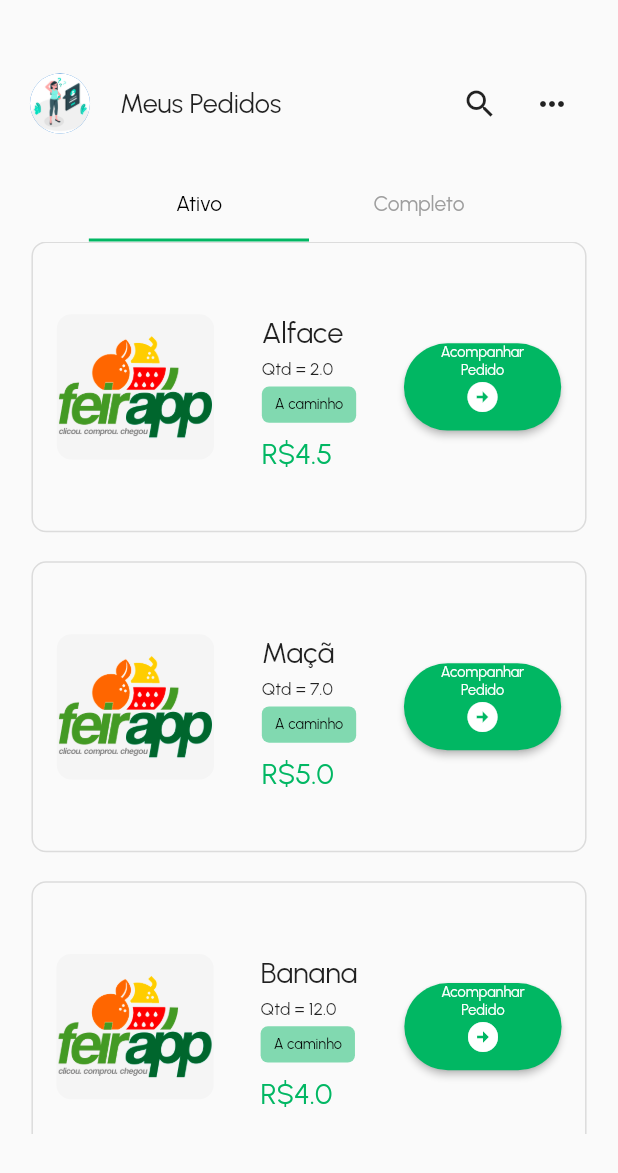
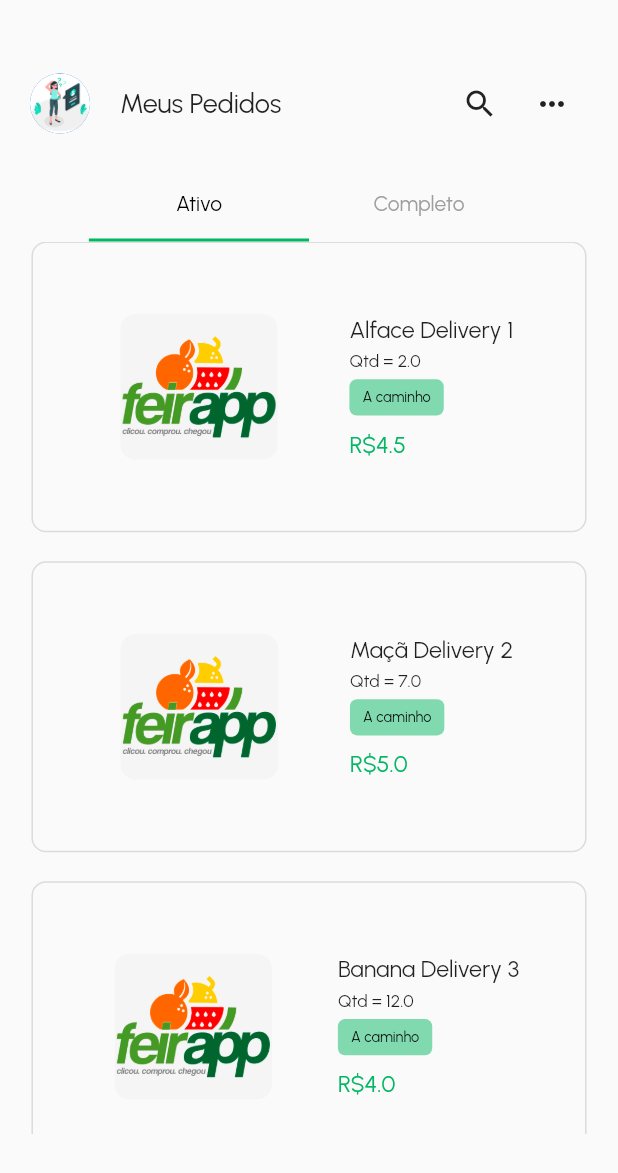
Before and after one commit to FeirAppGroup/FeirApp, a Flutter app: the OrdersScreen screen opened by its route, on a phone screen of 412 x 824 dp. Shown: the top 1173 px of the screen. Run offline on Flutter 3.47's test engine with Material 2 defaults, Android fonts, the phone set to English and light mode, and no system bars; drawn by our look-alikes of flip_card; our stand-ins replace carousel_slider, get, smooth_page_indicator.

Commit message:
Atualizações na tela de pedidos

```diff
--- a/feirapp/lib/models/dtos/product_modeldto.dart
+++ b/feirapp/lib/models/dtos/product_modeldto.dart
@@ -1,6 +1,7 @@
 import 'package:feirapp/models/enum/situation_enum.dart';
 
 class ProductModeldto {
+  int? id;
   String? urlImage;
   String name;
   String? description;
@@ -8,6 +9,7 @@ class ProductModeldto {
   double qtd;
   Situation? situation;
   ProductModeldto({
+    this.id,
     this.urlImage,
     required this.name,
     this.description,
--- a/feirapp/lib/models/mock/list_product_dto_mock.dart
+++ b/feirapp/lib/models/mock/list_product_dto_mock.dart
@@ -9,6 +9,39 @@ class ListProductDtoMock {
 
   List<ProductModeldto> products = [
     ProductModeldto(
+      id: 0,
+      name: 'Alface Completed',
+      price: 4.5,
+      qtd: 2,
+      urlImage: 'assets/images/logo.png',
+      situation: Situation.completed,
+    ),
+    ProductModeldto(
+      id: 1,
+      name: 'Alface Delivery 1',
+      price: 4.5,
+      qtd: 2,
+      urlImage: 'assets/images/logo.png',
+      situation: Situation.inDelivery,
+    ),
+    ProductModeldto(
+      id: 2,
+      name: 'Maçã Delivery 2',
+      price: 5,
+      qtd: 7,
+      urlImage: 'assets/images/logo.png',
+      situation: Situation.inDelivery,
+    ),
+    ProductModeldto(
+      id: 3,
+      name: 'Banana Delivery 3',
+      price: 4,
+      qtd: 12,
+      urlImage: 'assets/images/logo.png',
+      situation: Situation.inDelivery,
+    ),
+    ProductModeldto(
+      id: 4,
       name: 'Alface Delivery',
       price: 4.5,
       qtd: 2,
@@ -16,6 +49,7 @@ class ListProductDtoMock {
       situation: Situation.inDelivery,
     ),
     ProductModeldto(
+      id: 5,
       name: 'Maçã Delivery',
       price: 5,
       qtd: 7,
@@ -23,6 +57,7 @@ class ListProductDtoMock {
       situation: Situation.inDelivery,
     ),
     ProductModeldto(
+      id: 6,
       name: 'Banana Delivery',
       price: 4,
       qtd: 12,
@@ -30,6 +65,7 @@ class ListProductDtoMock {
       situation: Situation.inDelivery,
     ),
     ProductModeldto(
+      id: 7,
       name: 'Alface Delivery',
       price: 4.5,
       qtd: 2,
@@ -37,6 +73,7 @@ class ListProductDtoMock {
       situation: Situation.inDelivery,
     ),
     ProductModeldto(
+      id: 8,
       name: 'Maçã Delivery',
       price: 5,
       qtd: 7,
@@ -44,6 +81,7 @@ class ListProductDtoMock {
       situation: Situation.inDelivery,
     ),
     ProductModeldto(
+      id: 9,
       name: 'Banana Delivery',
       price: 4,
       qtd: 12,
@@ -51,6 +89,7 @@ class ListProductDtoMock {
       situation: Situation.inDelivery,
     ),
     ProductModeldto(
+      id: 10,
       name: 'Alface Delivery',
       price: 4.5,
       qtd: 2,
@@ -58,6 +97,7 @@ class ListProductDtoMock {
       situation: Situation.inDelivery,
     ),
     ProductModeldto(
+      id: 11,
       name: 'Maçã Delivery',
       price: 5,
       qtd: 7,
@@ -65,27 +105,7 @@ class ListProductDtoMock {
       situation: Situation.inDelivery,
     ),
     ProductModeldto(
-      name: 'Banana Delivery',
-      price: 4,
-      qtd: 12,
-      urlImage: 'assets/images/logo.png',
-      situation: Situation.inDelivery,
-    ),
-    ProductModeldto(
-      name: 'Alface Delivery',
-      price: 4.5,
-      qtd: 2,
-      urlImage: 'assets/images/logo.png',
-      situation: Situation.inDelivery,
-    ),
-    ProductModeldto(
-      name: 'Maçã Delivery',
-      price: 5,
-      qtd: 7,
-      urlImage: 'assets/images/logo.png',
-      situation: Situation.inDelivery,
-    ),
-    ProductModeldto(
+      id: 12,
       name: 'teste Delivery',
       price: 4,
       qtd: 12,
@@ -93,6 +113,7 @@ class ListProductDtoMock {
       situation: Situation.inDelivery,
     ),
     ProductModeldto(
+      id: 13,
       name: 'Alface',
       price: 4.5,
       qtd: 2,
@@ -100,6 +121,7 @@ class ListProductDtoMock {
       situation: Situation.completed,
     ),
     ProductModeldto(
+      id: 14,
       name: 'Maçã',
       price: 5,
       qtd: 7,
@@ -107,6 +129,7 @@ class ListProductDtoMock {
       situation: Situation.completed,
     ),
     ProductModeldto(
+      id: 15,
       name: 'Banana',
       price: 4,
       qtd: 12,
@@ -119,4 +142,8 @@ class ListProductDtoMock {
     ProductModeldto product = products[index];
     return product;
   }
+
+  getAllProducts() {
+    return products;
+  }
 }
--- a/feirapp/lib/screens/home/tab_screen.dart
+++ b/feirapp/lib/screens/home/tab_screen.dart
@@ -7,6 +7,7 @@ import 'package:feirapp/screens/home/home_screen.dart';
 import 'package:feirapp/screens/my-cart/my_cart_screen.dart';
 import 'package:feirapp/screens/orders/orders_screen.dart';
 import 'package:feirapp/screens/welcome_screen.dart';
+import 'package:get/get.dart';
 
 import '../../utils/dimensions.dart';
 
--- a/feirapp/lib/screens/orders/orders_screen.dart
+++ b/feirapp/lib/screens/orders/orders_screen.dart
@@ -3,10 +3,12 @@
 import 'package:feirapp/models/enum/situation_enum.dart';
 import 'package:feirapp/utils/dimensions.dart';
 import 'package:feirapp/widgets/rating_widget.dart';
+import 'package:flip_card/flip_card.dart';
 import 'package:flutter/material.dart';
 import 'package:get/get.dart';
 
 import '../../models/dtos/product_modeldto.dart';
+import '../../models/mock/list_product_dto_mock.dart';
 import '../../routes/routes.dart';
 import '../../utils/app_colors.dart';
 
@@ -79,123 +81,27 @@ class TabOrderWidget extends StatefulWidget {
 
 class _TabOrderWidgetState extends State<TabOrderWidget> with TickerProviderStateMixin {
   late TabController _tabController;
-  List<ProductModeldto> activeProductList = [
-    ProductModeldto(
-      name: 'Alface',
-      price: 4.5,
-      qtd: 2,
-      urlImage: 'assets/images/logo.png',
-      situation: Situation.inDelivery,
-    ),
-    ProductModeldto(
-      name: 'Maçã',
-      price: 5,
-      qtd: 7,
-      urlImage: 'assets/images/logo.png',
-      situation: Situation.inDelivery,
-    ),
-    ProductModeldto(
-      name: 'Banana',
-      price: 4,
-      qtd: 12,
-      urlImage: 'assets/images/logo.png',
-      situation: Situation.inDelivery,
-    ),
-    ProductModeldto(
-      name: 'Alface',
-      price: 4.5,
-      qtd: 2,
-      urlImage: 'assets/images/logo.png',
-      situation: Situation.inDelivery,
-    ),
-    ProductModeldto(
-      name: 'Maçã',
-      price: 5,
-      qtd: 7,
-      urlImage: 'assets/images/logo.png',
-      situation: Situation.inDelivery,
-    ),
-    ProductModeldto(
-      name: 'Banana',
-      price: 4,
-      qtd: 12,
-      urlImage: 'assets/images/logo.png',
-      situation: Situation.inDelivery,
-    ),
-    ProductModeldto(
-      name: 'Alface',
-      price: 4.5,
-      qtd: 2,
-      urlImage: 'assets/images/logo.png',
-      situation: Situation.inDelivery,
-    ),
-    ProductModeldto(
-      name: 'Maçã',
-      price: 5,
-      qtd: 7,
-      urlImage: 'assets/images/logo.png',
-      situation: Situation.inDelivery,
-    ),
-    ProductModeldto(
-      name: 'Banana',
-      price: 4,
-      qtd: 12,
-      urlImage: 'assets/images/logo.png',
-      situation: Situation.inDelivery,
-    ),
-    ProductModeldto(
-      name: 'Alface',
-      price: 4.5,
-      qtd: 2,
-      urlImage: 'assets/images/logo.png',
-      situation: Situation.inDelivery,
-    ),
-    ProductModeldto(
-      name: 'Maçã',
-      price: 5,
-      qtd: 7,
-      urlImage: 'assets/images/logo.png',
-      situation: Situation.inDelivery,
-    ),
-    ProductModeldto(
-      name: 'teste',
-      price: 4,
-      qtd: 12,
-      urlImage: 'assets/images/logo.png',
-      situation: Situation.inDelivery,
-    ),
-  ];
-  List<ProductModeldto> completeProductList = [
-    ProductModeldto(
-      name: 'Alface',
-      price: 4.5,
-      qtd: 2,
-      urlImage: 'assets/images/logo.png',
-      situation: Situation.completed,
-    ),
-    ProductModeldto(
-      name: 'Maçã',
-      price: 5,
-      qtd: 7,
-      urlImage: 'assets/images/logo.png',
-      situation: Situation.completed,
-    ),
-    ProductModeldto(
-      name: 'Banana',
-      price: 4,
-      qtd: 12,
-      urlImage: 'assets/images/logo.png',
-      situation: Situation.completed,
-    ),
-  ];
-  //List<ProductModeldto> completeProductList = [];
-  //List<ProductModeldto> activeProductList = [];
+  late AnimationController controllerAnimationModal;
 
-  late AnimationController controllerAnimationModal;
+  List<ProductModeldto> completeProductList = [];
+  List<ProductModeldto> activeProductList = [];
+
+  final ListProductDtoMock productsMockados = ListProductDtoMock();
+  late ProductModeldto product;
 
   //Variáveis para salvar o comentário
   int _rating = 0;
   String _comment = '';
+
+  getproducts() {
+    for (var product in productsMockados.products) {
+      if (product.situation == Situation.inDelivery) {
+        activeProductList.add(product);
+      } else if (product.situation == Situation.completed) {
+        completeProductList.add(product);
+      }
+    }
+  }
 
   @override
   void initState() {
@@ -205,6 +111,7 @@ class _TabOrderWidgetState extends State<TabOrderWidget> with TickerProviderStat
 
     controllerAnimationModal = BottomSheet.createAnimationController(this);
     controllerAnimationModal.duration = Duration(seconds: 1);
+    getproducts();
   }
 
   @override
@@ -303,7 +210,9 @@ class _TabOrderWidgetState extends State<TabOrderWidget> with TickerProviderStat
 
   //Card -> enabledButton é para reutilizar o card sem o botão de comentário/acompanhamento
   _buildCard(ProductModeldto productModeldto, bool enabledButton) {
-    return Container(
+    return FlipCard(
+      direction: FlipDirection.VERTICAL,
+      front: Container(
         margin: EdgeInsets.only(left: Dimensions.width20, right: Dimensions.width20, bottom: Dimensions.height20),
         height: Dimensions.height200,
         decoration: BoxDecoration(
@@ -316,11 +225,14 @@ class _TabOrderWidgetState extends State<TabOrderWidget> with TickerProviderStat
           ),
         ),
         child: Row(
-        mainAxisAlignment: MainAxisAlignment.spaceAround,
+          mainAxisAlignment: MainAxisAlignment.spaceEvenly,
           children: [
             _imageCard(productModeldto),
             _cardDescription(productModeldto),
-          enabledButton
+          ],
+        ),
+      ),
+      back: enabledButton
           ? _buildSmallCardButton(
               productModeldto,
               productModeldto.situation == Situation.completed
@@ -330,13 +242,14 @@ class _TabOrderWidgetState extends State<TabOrderWidget> with TickerProviderStat
                       : '',
             )
           : Container(),
-        ],
-      ),
     );
   }
 
   _imageCard(ProductModeldto productModeldto) {
-    return Column(
+    return Container(
+      alignment: Alignment.centerLeft,
+      margin: EdgeInsets.only(left: Dimensions.width10),
+      child: Column(
         mainAxisAlignment: MainAxisAlignment.center,
         children: [
           Container(
@@ -349,13 +262,13 @@ class _TabOrderWidgetState extends State<TabOrderWidget> with TickerProviderStat
             ),
           ),
         ],
+      ),
     );
   }
 
   _cardDescription(ProductModeldto productModeldto) {
     return Container(
       alignment: Alignment.centerLeft,
-      margin: EdgeInsets.only(top: Dimensions.height10),
       child: Row(
         children: [
           Column(
@@ -364,7 +277,11 @@ class _TabOrderWidgetState extends State<TabOrderWidget> with TickerProviderStat
             children: [
               Text(
                 productModeldto.name,
-                style: TextStyle(fontSize: Dimensions.font20, fontWeight: FontWeight.w400),
+                maxLines: 1,
+                style: TextStyle(
+                  fontSize: Dimensions.font16,
+                  fontWeight: FontWeight.w400,
+                ),
               ),
               space5,
               Text(
@@ -376,7 +293,7 @@ class _TabOrderWidgetState extends State<TabOrderWidget> with TickerProviderStat
               space10,
               Text(
                 "R\$" + productModeldto.price.toString(),
-                style: TextStyle(fontSize: Dimensions.font20, color: AppColors.primaryColor),
+                style: TextStyle(fontSize: Dimensions.font16, color: AppColors.primaryColor),
               ),
             ],
           ),
@@ -417,7 +334,7 @@ class _TabOrderWidgetState extends State<TabOrderWidget> with TickerProviderStat
 
   _buildSmallCardButton(ProductModeldto productModeldto, String text) {
     return Container(
-      alignment: Alignment.center,
+      alignment: Alignment.centerRight,
       child: ElevatedButton(
         child: Column(
           children: [
@@ -450,7 +367,7 @@ class _TabOrderWidgetState extends State<TabOrderWidget> with TickerProviderStat
               builder: (context) => _modalCommentAboutProduct(context, productModeldto),
             );
           } else if (productModeldto.situation == Situation.inDelivery) {
-            Get.toNamed(Routes.getTrackOrderScreen(2));
+            Get.toNamed(Routes.getTrackOrderScreen(productModeldto.id ?? 0));
           }
         },
       ),
--- a/feirapp/lib/screens/orders/track_order_screen.dart
+++ b/feirapp/lib/screens/orders/track_order_screen.dart
@@ -22,7 +22,6 @@ class _TrackOrderScreenState extends State<TrackOrderScreen> {
 
   @override
   void initState() {
-    // TODO: implement initState
     super.initState();
     product = mock.getProduct(widget.productIndex);
   }
--- a/feirapp/pubspec.yaml
+++ b/feirapp/pubspec.yaml
@@ -36,6 +36,7 @@ dependencies:
   get: ^4.6.5
   carousel_slider: ^4.1.1
   smooth_page_indicator: ^1.0.0+2
+  flip_card: ^0.6.0
 
 dev_dependencies:
   flutter_test:
```
Also changed, not shown: feirapp/pubspec.lock. Lines whose indentation alone changed are shown as unchanged.
